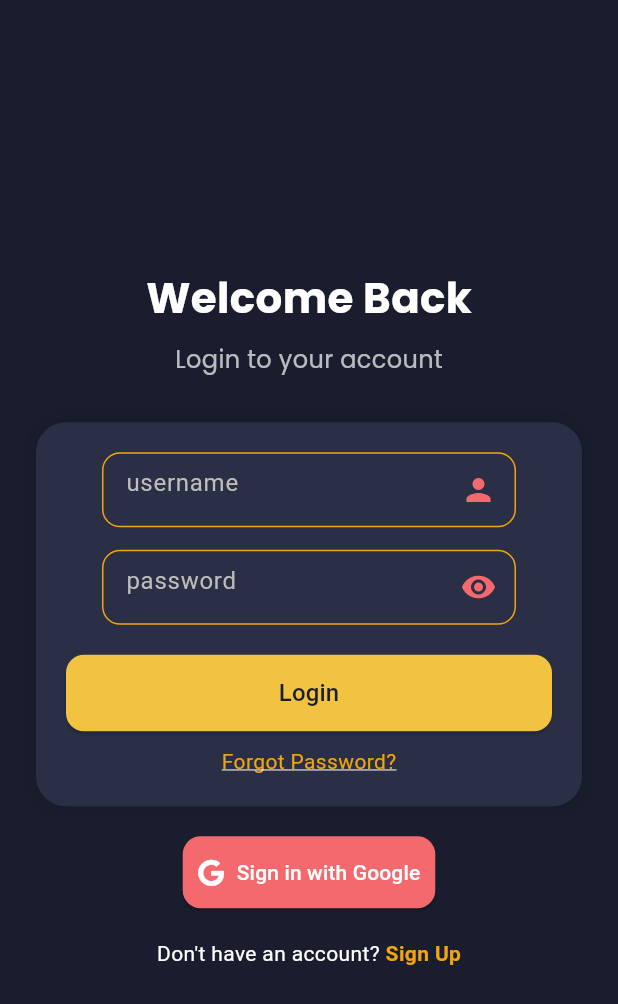
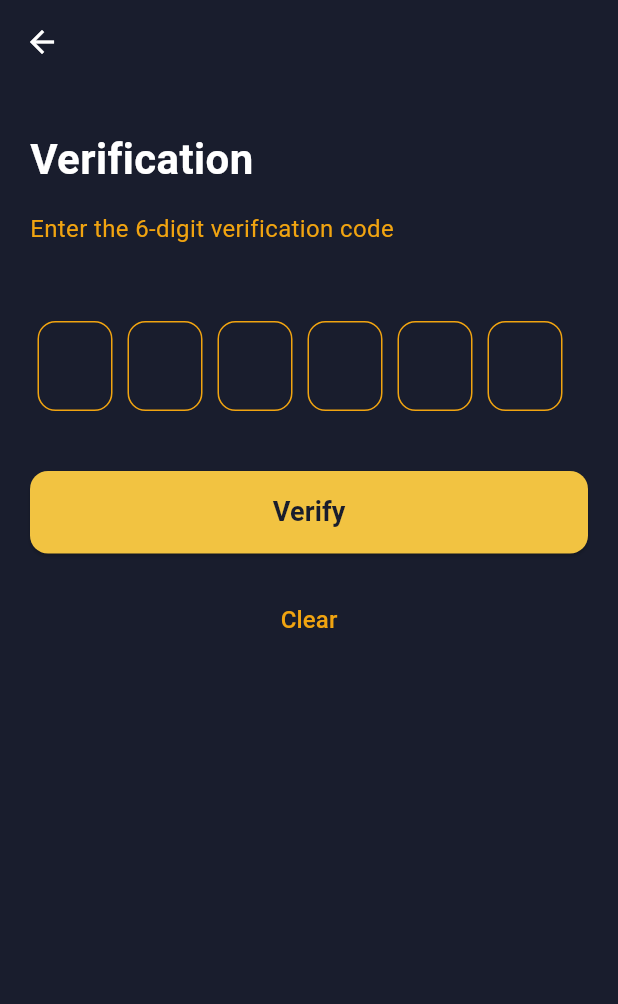
Before and after one commit to Yash05080/IntelliSpend, a Flutter app: the screen it shows after launch, after a tap on "Login", on a phone screen of 412 x 824 dp. Shown: the top 1004 px of the screen. Run offline on Flutter 3.47's test engine with Material 3 defaults, Android fonts, the phone set to English and light mode, and no system bars; our stand-ins replace dio, fl_chart, flutter_bloc, flutter_secure_storage, font_awesome_flutter, google_fonts and 1 more.

Commit message:
auth flutter setup

```diff
--- a/flutter_frontend/lib/main.dart
+++ b/flutter_frontend/lib/main.dart
@@ -1,5 +1,6 @@
 import 'package:finance_manager_app/pages/Home/veiws/HomePage.dart';
 import 'package:finance_manager_app/pages/Login%20page/loginpage.dart';
+import 'package:finance_manager_app/pages/Login%20page/otpscreen.dart';
 
 import 'package:flutter/material.dart';
 import 'package:hexcolor/hexcolor.dart';
--- a/flutter_frontend/lib/pages/Login page/loginpage.dart
+++ b/flutter_frontend/lib/pages/Login page/loginpage.dart
@@ -1,4 +1,5 @@
 import 'package:finance_manager_app/pages/Login%20page/authservice.dart';
+import 'package:finance_manager_app/pages/Login%20page/otpscreen.dart';
 import 'package:finance_manager_app/pages/Login%20page/register.dart';
 import 'package:flutter/material.dart';
 import 'package:font_awesome_flutter/font_awesome_flutter.dart';
@@ -140,7 +141,22 @@ class _AuthScreenState extends State<AuthScreen> {
                     SizedBox(
                       width: double.infinity,
                       child: ElevatedButton(
-                        onPressed: () {},
+                        onPressed: () {
+                          String generatedOTP =
+                              "123456"; // This would come from your API or service
+
+// Navigate to OTP verification page
+                          Navigator.push(
+                            context,
+                            MaterialPageRoute(
+                              builder: (context) => OTPScreen(
+                                expectedOTP:
+                                    generatedOTP, // Pass the OTP to verify against
+
+                              ),
+                            ),
+                          );
+                        },
                         style: ElevatedButton.styleFrom(
                           padding: const EdgeInsets.symmetric(vertical: 14),
                           backgroundColor:
@@ -175,7 +191,7 @@ class _AuthScreenState extends State<AuthScreen> {
               ElevatedButton.icon(
                 onPressed: () async {
                   print("button clicked");
-                  await _authService.signInWithGoogle();
+
                   print("auth done");
                 },
                 icon: Icon(FontAwesomeIcons.google, color: Colors.white),
--- /dev/null
+++ b/flutter_frontend/lib/pages/Login page/otpscreen.dart
@@ -0,0 +1,230 @@
+import 'package:finance_manager_app/pages/Home/veiws/HomePage.dart';
+import 'package:flutter/material.dart';
+import 'package:flutter/services.dart';
+import 'package:hexcolor/hexcolor.dart';
+
+class OTPScreen extends StatefulWidget {
+  final String expectedOTP;
+
+  const OTPScreen({
+    Key? key,
+    required this.expectedOTP,
+  }) : super(key: key);
+
+  @override
+  _OTPVerificationScreenState createState() => _OTPVerificationScreenState();
+}
+
+class _OTPVerificationScreenState extends State<OTPScreen> {
+  // Controllers for each OTP field
+  final List<TextEditingController> _controllers = List.generate(
+    6,
+    (index) => TextEditingController(),
+  );
+
+  // Focus nodes for each OTP field
+  final List<FocusNode> _focusNodes = List.generate(
+    6,
+    (index) => FocusNode(),
+  );
+
+  String _enteredOTP = '';
+  bool _isVerifying = false;
+
+  @override
+  void dispose() {
+    for (var controller in _controllers) {
+      controller.dispose();
+    }
+    for (var node in _focusNodes) {
+      node.dispose();
+    }
+    super.dispose();
+  }
+
+  void _verifyOTP() {
+    setState(() {
+      _isVerifying = true;
+    });
+
+    // Collect OTP from all fields
+    _enteredOTP = _controllers.map((controller) => controller.text).join();
+
+    // Simulate a slight delay for verification
+    Future.delayed(Duration(milliseconds: 800), () {
+      // Simple verification - compare with expected OTP
+      if (_enteredOTP == widget.expectedOTP) {
+        // Navigate to MyHomePage on success
+        Navigator.pushAndRemoveUntil(
+          context,
+          MaterialPageRoute(builder: (context) => MyHomePage()),
+          (route) => false, // This removes all previous routes
+        );
+      } else {
+        ScaffoldMessenger.of(context).showSnackBar(
+          SnackBar(
+            content: Text('Invalid OTP. Please try again.',
+                style: TextStyle(color: HexColor("FFFFFF"))),
+            backgroundColor: HexColor("f3696e"),
+          ),
+        );
+        setState(() {
+          _isVerifying = false;
+        });
+        Navigator.pop(context);
+      }
+    });
+  }
+
+  void _clearOTP() {
+    for (var controller in _controllers) {
+      controller.clear();
+    }
+    _focusNodes[0].requestFocus();
+  }
+
+  @override
+  Widget build(BuildContext context) {
+    return Scaffold(
+      backgroundColor: HexColor("191d2d"),
+      appBar: AppBar(
+        backgroundColor: HexColor("191d2d"),
+        elevation: 0,
+        leading: IconButton(
+          icon: Icon(Icons.arrow_back, color: HexColor("FFFFFF")),
+          onPressed: () => Navigator.pop(context),
+        ),
+      ),
+      body: SafeArea(
+        child: Padding(
+          padding: const EdgeInsets.symmetric(horizontal: 20),
+          child: Column(
+            crossAxisAlignment: CrossAxisAlignment.start,
+            children: [
+              const SizedBox(height: 30),
+              Text(
+                'Verification',
+                style: TextStyle(
+                  color: HexColor("FFFFFF"),
+                  fontSize: 28,
+                  fontWeight: FontWeight.bold,
+                ),
+              ),
+              const SizedBox(height: 15),
+              Text(
+                'Enter the 6-digit verification code',
+                style: TextStyle(
+                  color: HexColor("f1a410"),
+                  fontSize: 16,
+                ),
+              ),
+              const SizedBox(height: 50),
+              SingleChildScrollView(
+                scrollDirection: Axis.horizontal,
+                child: Row(
+                  mainAxisAlignment: MainAxisAlignment.center,
+                  children: List.generate(
+                    6,
+                    (index) => Padding(
+                      padding: const EdgeInsets.symmetric(horizontal: 5),
+                      child: _buildOTPTextField(index),
+                    ),
+                  ),
+                ),
+              ),
+              const SizedBox(height: 40),
+              ElevatedButton(
+                onPressed: _isVerifying ? null : _verifyOTP,
+                style: ElevatedButton.styleFrom(
+                  backgroundColor: HexColor("F2C341"),
+                  disabledBackgroundColor: HexColor("F2C341").withOpacity(0.5),
+                  foregroundColor: HexColor("191d2d"),
+                  minimumSize: const Size(double.infinity, 55),
+                  shape: RoundedRectangleBorder(
+                    borderRadius: BorderRadius.circular(12),
+                  ),
+                ),
+                child: _isVerifying
+                    ? SizedBox(
+                        width: 24,
+                        height: 24,
+                        child: CircularProgressIndicator(
+                          strokeWidth: 2,
+                          valueColor:
+                              AlwaysStoppedAnimation<Color>(HexColor("191d2d")),
+                        ),
+                      )
+                    : const Text(
+                        'Verify',
+                        style: TextStyle(
+                          fontSize: 18,
+                          fontWeight: FontWeight.bold,
+                        ),
+                      ),
+              ),
+              const SizedBox(height: 20),
+              Center(
+                child: TextButton(
+                  onPressed: _clearOTP,
+                  child: Text(
+                    'Clear',
+                    style: TextStyle(
+                      color: HexColor("f1a410"),
+                      fontSize: 16,
+                    ),
+                  ),
+                ),
+              ),
+            ],
+          ),
+        ),
+      ),
+    );
+  }
+
+  Widget _buildOTPTextField(int index) {
+    return Container(
+      width: 50,
+      height: 60,
+      decoration: BoxDecoration(
+        color: HexColor("191d2d"),
+        borderRadius: BorderRadius.circular(12),
+        border: Border.all(color: HexColor("f1a410")),
+      ),
+      child: TextField(
+        controller: _controllers[index],
+        focusNode: _focusNodes[index],
+        onChanged: (value) {
+          if (value.isNotEmpty) {
+            if (index < 5) {
+              _focusNodes[index + 1].requestFocus();
+            } else {
+              _focusNodes[index].unfocus();
+              // Verify OTP automatically when all fields are filled
+              bool allFilled = _controllers
+                  .every((controller) => controller.text.isNotEmpty);
+              if (allFilled) {
+                _verifyOTP();
+              }
+            }
+          }
+        },
+        style: TextStyle(
+          color: HexColor("FFFFFF"),
+          fontSize: 22,
+          fontWeight: FontWeight.bold,
+        ),
+        keyboardType: TextInputType.number,
+        textAlign: TextAlign.center,
+        decoration: const InputDecoration(
+          border: InputBorder.none,
+          counterText: '',
+        ),
+        inputFormatters: [
+          LengthLimitingTextInputFormatter(1),
+          FilteringTextInputFormatter.digitsOnly,
+        ],
+      ),
+    );
+  }
+}
--- a/flutter_frontend/pubspec.yaml
+++ b/flutter_frontend/pubspec.yaml
@@ -45,6 +45,9 @@ dependencies:
   # Use with the CupertinoIcons class for iOS style icons.
   cupertino_icons: ^1.0.6
   google_fonts: ^6.2.1
+  flutter_secure_storage: ^9.2.4
+  dio: ^5.8.0+1
+  flutter_bloc: ^9.1.0
 
 
 dev_dependencies:
```
Also changed, not shown: flutter_frontend/lib/blocs/auth/auth_bloc.dart (added, +36 -0 lines), flutter_frontend/lib/blocs/auth/auth_event.dart (added, +14 -0 lines), flutter_frontend/lib/blocs/auth/auth_state.dart (added, +17 -0 lines), flutter_frontend/lib/pages/Login page/authservice.dart (+21 -40 lines), flutter_frontend/lib/models/user.dart (added), flutter_frontend/pubspec.lock, 5 other files.
